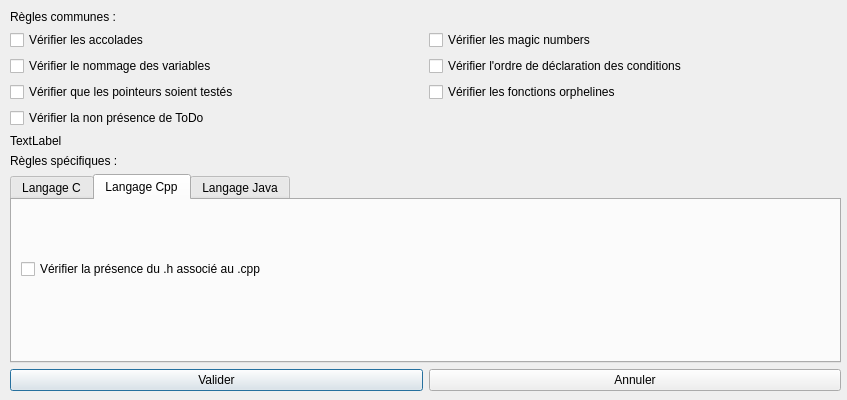
Before: the Qt Designer form rulechoicedialog.ui in FredBELDA/CodingRulesChecker, drawn with Qt 5.
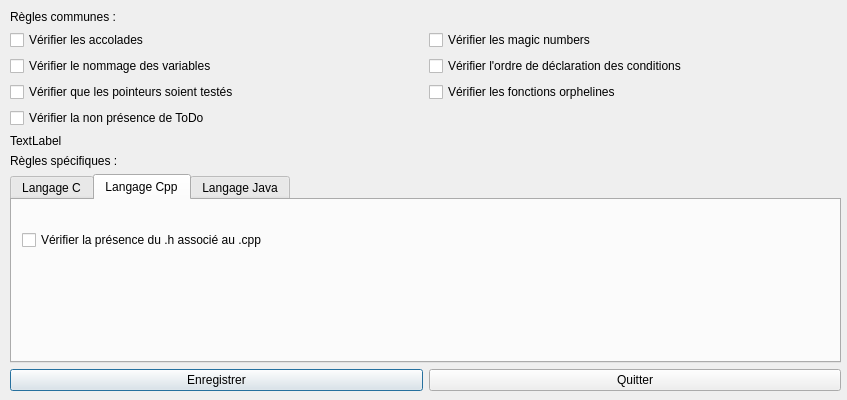
After: the same form once the commit is applied. The open tabs and pages were chosen to show the change.

What changed in the file:
```diff
--- a/rulechoicedialog.ui
+++ b/rulechoicedialog.ui
@@ -115,6 +115,9 @@
     </item>
     <item>
      <widget class="QTabWidget" name="tabWidget">
+      <property name="enabled">
+       <bool>true</bool>
+      </property>
       <property name="currentIndex">
        <number>0</number>
       </property>
@@ -153,10 +156,10 @@
        <widget class="QWidget" name="verticalLayoutWidget_3">
         <property name="geometry">
          <rect>
-          <x>9</x>
-          <y>9</y>
-          <width>791</width>
-          <height>121</height>
+          <x>10</x>
+          <y>10</y>
+          <width>801</width>
+          <height>61</height>
          </rect>
         </property>
         <layout class="QVBoxLayout" name="verticalLayout_3">
@@ -186,14 +189,14 @@
       <item>
        <widget class="QPushButton" name="pushButton_Valider">
         <property name="text">
-         <string>Valider</string>
+         <string>Enregistrer</string>
         </property>
        </widget>
       </item>
       <item>
        <widget class="QPushButton" name="pushButton_Annuler">
         <property name="text">
-         <string>Annuler</string>
+         <string>Quitter</string>
         </property>
        </widget>
       </item>
```
Left out of the diff: 32 changed lines with no effect on the pictures.
